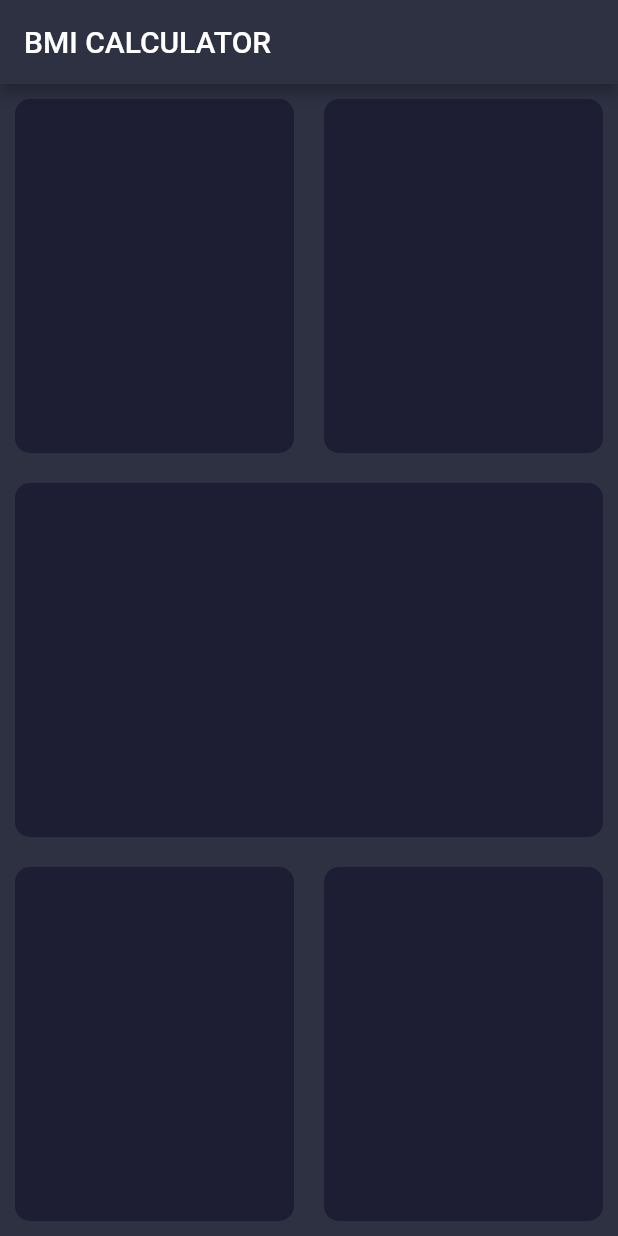
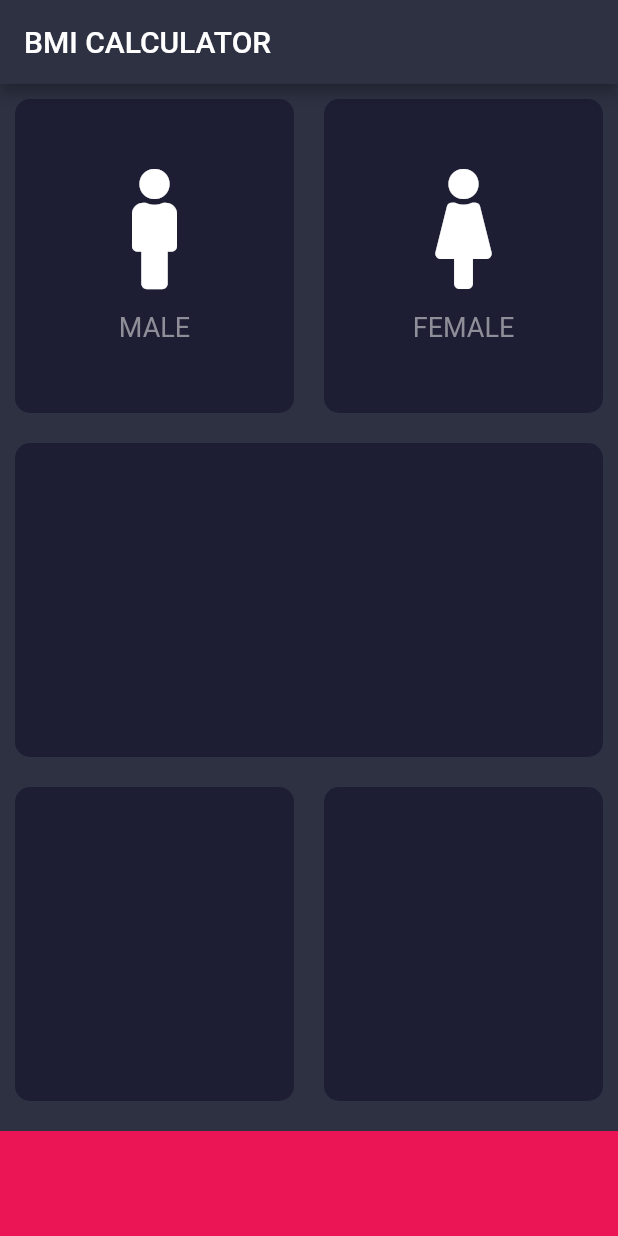
Before and after one commit to atul-tiwari/BMI_Calculator, a Flutter app: the InputPage screen opened directly, on a phone screen of 412 x 824 dp. Run offline on Flutter 3.47's test engine with Material 2 defaults, Android fonts, the phone set to English and light mode, and no system bars; our stand-ins replace font_awesome_flutter; statements that could not run were skipped.

Commit message:
Gender Card added

```diff
--- a/lib/Inputpage.dart
+++ b/lib/Inputpage.dart
@@ -1,5 +1,8 @@
 import 'package:flutter/material.dart';
+import 'package:font_awesome_flutter/font_awesome_flutter.dart';
 
+const double buttomBarHeight = 70;
+const Color activeCardColor = Color(0xFF1D1E33);
 
 class InputPage extends StatefulWidget {
   @override
@@ -18,34 +21,69 @@ class _InputPageState extends State<InputPage> {
             Expanded(
               child: Row(
                 children: [
-                  Expanded(child:ReusableCard(),),
-                  Expanded(child:ReusableCard(),),
+                  Expanded(child:ReusableCard(
+                    cl: activeCardColor,
+                    cardchild: GenderCardWidget(icon: FontAwesomeIcons.male,text: 'MALE',),
+                  ),),
+                  Expanded(child:ReusableCard(
+                    cl: activeCardColor,
+                    cardchild: GenderCardWidget(icon: FontAwesomeIcons.female, text: "FEMALE"),
+                  ),),
                 ],),
             ),
-            Expanded(child:ReusableCard(),),
+            Expanded(child:ReusableCard(cl: activeCardColor,),),
             Expanded(
               child: Row(
                 children: [
-                  Expanded(child:ReusableCard(),),
-                  Expanded(child:ReusableCard(),),
+                  Expanded(child:ReusableCard(cl: activeCardColor,),),
+                  Expanded(child:ReusableCard(cl: activeCardColor,),),
                 ],),
+            ),
+            Container(
+              color: Color(0xFFeB1555),
+              margin: EdgeInsets.only(top:10),
+              width: double.infinity,
+              height: buttomBarHeight,
             ),
           ],),
     );
   }
 }
 
+class GenderCardWidget extends StatelessWidget {
+  final IconData icon;
+  final String text;
+  const GenderCardWidget({
+    Key key,@required this.icon, @required this.text,
+  }) : super(key: key);
+
+  @override
+  Widget build(BuildContext context) {
+    return Column(
+      mainAxisAlignment: MainAxisAlignment.center,
+      children: [
+        Icon(icon,size: 80,color: Colors.white,),
+        SizedBox(height: 15.0,),
+        Text(text,style: TextStyle(fontSize: 18.0,color: Color(0xFF8D8E98)),)
+      ],
+    );
+  }
+}
+
 class ReusableCard extends StatelessWidget {
+  final Color cl;
+  final Widget cardchild;
   const ReusableCard({
-    Key key,
+    Key key, @required this.cl,this.cardchild,
   }) : super(key: key);
 
   @override
   Widget build(BuildContext context) {
     return Container(
+      child: cardchild,
       margin: EdgeInsets.all(10.0),
       decoration: BoxDecoration(
-        color: Color(0xFF1D1E33),
+        color: cl,
         borderRadius: BorderRadius.circular(10.0),
       ),
     );
--- a/pubspec.yaml
+++ b/pubspec.yaml
@@ -28,7 +28,7 @@ dependencies:
   # The following adds the Cupertino Icons font to your application.
   # Use with the CupertinoIcons class for iOS style icons.
   cupertino_icons: ^0.1.3
-
+  font_awesome_flutter: ^8.4.0
 dev_dependencies:
   flutter_test:
     sdk: flutter
```
Also changed, not shown: pubspec.lock.
